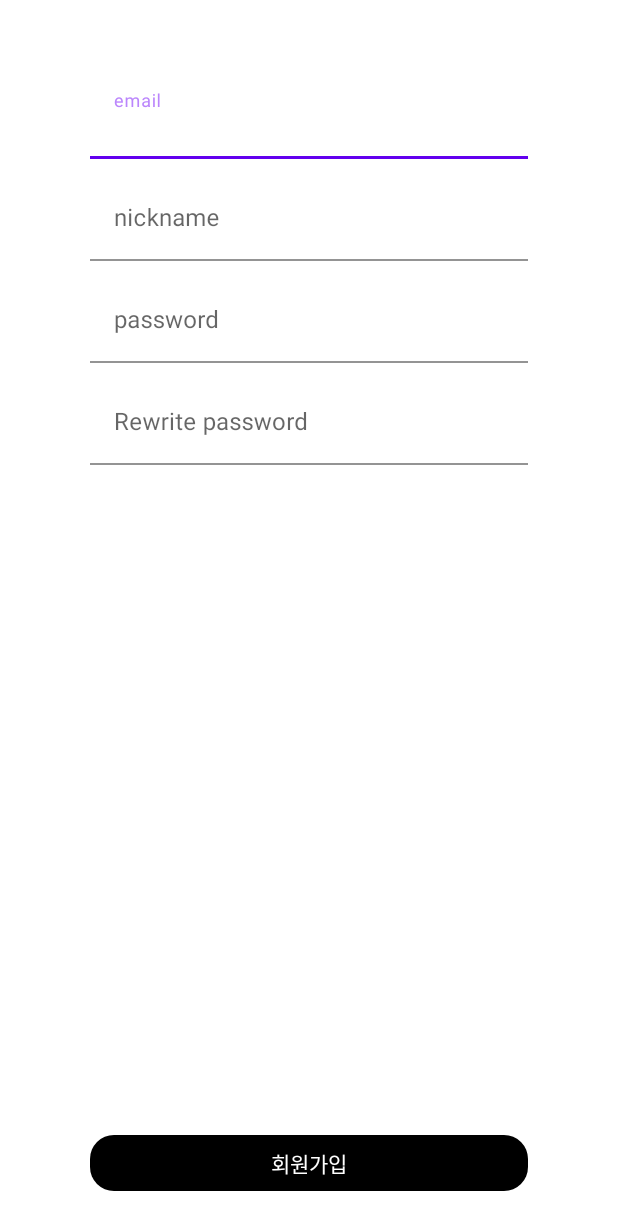
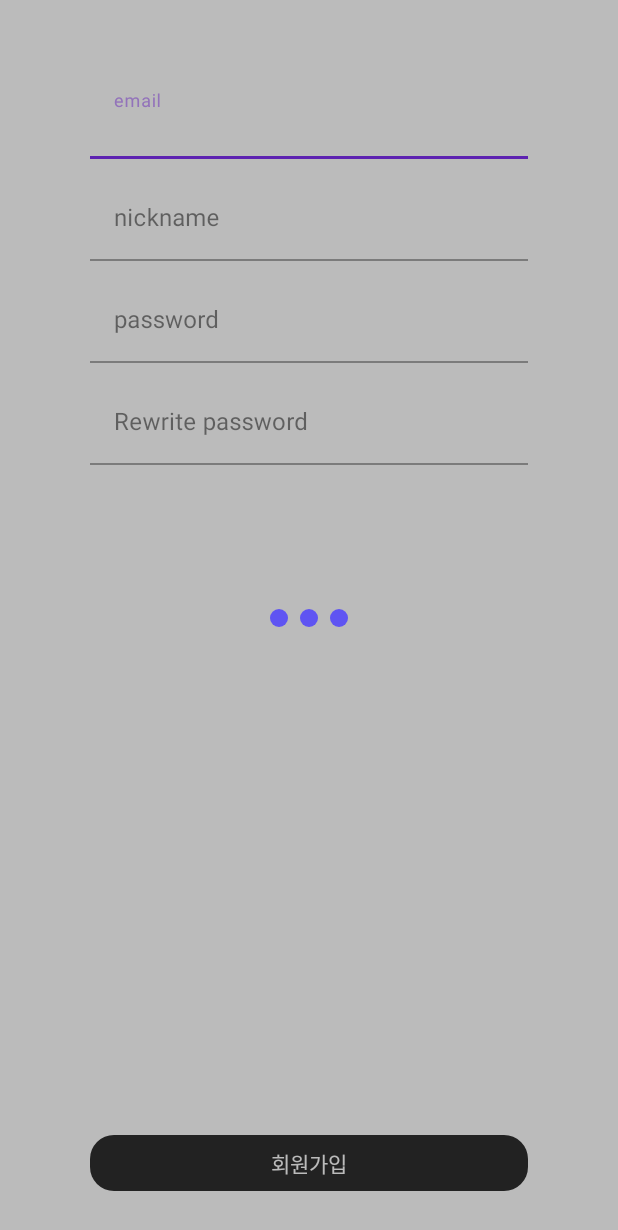
Before and after one commit to mkSpace/Todo-Android, an Android app: the layout fragment_sign_up.xml on its own in the app's theme, with its tools: preview values and no code run, on a phone screen of 412 x 824 dp. Shown: the top 1230 px of the screen. Run offline under Robolectric (Android 15) with nearby library versions, the phone set to English and light mode, and no system bars.

Commit message:
Create LoadingView

```diff
--- /dev/null
+++ b/app/src/main/java/com/funin/todo/customview/loadingview/LoadingIndicatorHelper.kt
@@ -0,0 +1,107 @@
+package com.funin.todo.customview.loadingview
+
+import android.animation.ValueAnimator
+import android.view.animation.Interpolator
+import androidx.annotation.Px
+import java.lang.Math.sin
+
+internal class LoadingIndicatorHelper(
+    count: Int = DEFAULT_INDICATOR_COUNT,
+    duration: Long = DEFAULT_DURATION,
+    delayBetweenIndicators: Long = DEFAULT_DELAY,
+    onUpdate: () -> Unit
+) {
+
+    private val animator get() = animators[0]
+
+    private val animators: List<ValueAnimator> = (0 until count)
+        .map { createValueAnimator(it, duration, delayBetweenIndicators, onUpdate) }
+
+    private fun createValueAnimator(
+        index: Int,
+        duration: Long = DEFAULT_DURATION,
+        delayBetweenIndicators: Long = DEFAULT_DELAY,
+        onUpdate: () -> Unit
+    ): ValueAnimator =
+        ValueAnimator.ofFloat(0f, 1f).apply {
+            this.duration = duration
+            interpolator = SineInterpolator()
+            repeatCount = ValueAnimator.INFINITE
+            repeatMode = ValueAnimator.RESTART
+            if (index == 0) {
+                addUpdateListener {
+                    animators.forEachIndexed { index, valueAnimator ->
+                        if (index != 0) {
+                            valueAnimator.currentPlayTime =
+                                currentPlayTime - delayBetweenIndicators * index
+                        }
+                    }
+                    onUpdate()
+                }
+            }
+        }
+
+    fun start() {
+        animator.start()
+    }
+
+    fun end() {
+        animator.end()
+    }
+
+    val isRunning: Boolean get() = animator.isRunning
+
+    fun startIfNotRunning() {
+        if (!isRunning) {
+            start()
+        }
+    }
+
+    fun draw(
+        @Px width: Int,
+        @Px height: Int,
+        @Px indicatorRadius: Float,
+        @Px indicatorPadding: Float,
+        block: (Float, Float) -> Unit
+    ) {
+        animators.forEachIndexed { index, animator ->
+            val (cx, cy) = computeCenterOfCircle(
+                animator = animator,
+                index = index,
+                measuredWidth = width,
+                measuredHeight = height,
+                radius = indicatorRadius,
+                indicatorPadding = indicatorPadding
+            )
+            block(cx, cy)
+        }
+    }
+
+    private class SineInterpolator : Interpolator {
+        override fun getInterpolation(input: Float): Float =
+            sin(input.toDouble() * Math.PI * 2.0).toFloat()
+    }
+
+    companion object {
+        const val DEFAULT_INDICATOR_COUNT = 3
+        const val DEFAULT_DURATION = 530L
+        const val DEFAULT_DELAY = 70L
+
+        fun computeCenterOfCircle(
+            animator: ValueAnimator,
+            index: Int,
+            measuredWidth: Int,
+            measuredHeight: Int,
+            radius: Float,
+            indicatorPadding: Float
+        ): Pair<Float, Float> {
+            val width = measuredWidth.toFloat()
+            val height = measuredHeight.toFloat()
+            val interpolation: Float = animator.animatedValue as Float
+            val padding: Float = indicatorPadding + radius * 2
+            val cx: Float = (width / 2) - padding + padding * index
+            val cy: Float = (height / 2) + (interpolation * radius)
+            return cx to cy
+        }
+    }
+}
--- /dev/null
+++ b/app/src/main/java/com/funin/todo/customview/loadingview/LoadingView.kt
@@ -0,0 +1,125 @@
+package com.funin.todo.customview.loadingview
+
+import android.content.Context
+import android.content.res.ColorStateList
+import android.graphics.Canvas
+import android.graphics.Paint
+import android.util.AttributeSet
+import android.view.View
+import androidx.annotation.ColorInt
+import androidx.annotation.Px
+import com.funin.todo.R
+import kotlin.math.min
+
+class LoadingView @JvmOverloads constructor(
+    context: Context,
+    attrs: AttributeSet? = null,
+    defStyleAttr: Int = R.attr.loadingViewStyle,
+    defStyleRes: Int = R.style.Widget_TodoComponent_LoadingView
+) : View(context, attrs, defStyleAttr) {
+
+    private val loadingIndicatorPaint: Paint = Paint()
+
+    @ColorInt
+    private val indicatorDefaultColor: Int = context.getColor(R.color.white)
+
+    private val loadingIndicatorHelper = LoadingIndicatorHelper { invalidate() }
+
+    @Px
+    var indicatorRadius: Int =
+        context.resources.getDimensionPixelSize(R.dimen.loading_view_indicator_radius_default)
+        set(value) {
+            field = value
+            requestLayout()
+            invalidate()
+        }
+
+    @Px
+    var indicatorPadding: Int =
+        context.resources.getDimensionPixelSize(R.dimen.loading_view_indicator_padding_default)
+        set(value) {
+            field = value
+            requestLayout()
+            invalidate()
+        }
+
+    var indicatorTint: ColorStateList? = null
+        set(value) {
+            field = value
+            invalidate()
+        }
+
+    init {
+        val a = context.obtainStyledAttributes(
+            attrs,
+            R.styleable.LoadingView,
+            defStyleAttr,
+            defStyleRes
+        )
+        indicatorRadius = a.getDimensionPixelSize(
+            R.styleable.LoadingView_indicatorRadius,
+            resources.getDimensionPixelSize(R.dimen.loading_view_indicator_radius_default)
+        )
+        indicatorPadding = a.getDimensionPixelSize(
+            R.styleable.LoadingView_indicatorPadding,
+            resources.getDimensionPixelSize(R.dimen.loading_view_indicator_padding_default)
+        )
+        indicatorTint = a.getColorStateList(R.styleable.LoadingView_indicatorTint)
+        a.recycle()
+
+        setWillNotDraw(false)
+    }
+
+    override fun onMeasure(widthMeasureSpec: Int, heightMeasureSpec: Int) {
+        setMeasuredDimension(
+            getSize(suggestedMinimumWidth, widthMeasureSpec),
+            getSize(suggestedMinimumHeight, heightMeasureSpec)
+        )
+    }
+
+    private fun getSize(size: Int, measureSpec: Int): Int {
+        val specMode = MeasureSpec.getMode(measureSpec)
+        val specSize = MeasureSpec.getSize(measureSpec)
+        return when (specMode) {
+            MeasureSpec.AT_MOST -> min(size, specSize)
+            MeasureSpec.EXACTLY -> specSize
+            else -> size
+        }
+    }
+
+    override fun getSuggestedMinimumWidth(): Int {
+        val widthOfThreeIndicator =
+            indicatorRadius * 2 * LoadingIndicatorHelper.DEFAULT_INDICATOR_COUNT
+        val innerPadding = indicatorPadding * (LoadingIndicatorHelper.DEFAULT_INDICATOR_COUNT - 1)
+        return widthOfThreeIndicator + innerPadding + paddingStart + paddingEnd
+    }
+
+    override fun getSuggestedMinimumHeight(): Int {
+        // Sine 함수 상에서 indicator radius를 고려한 최대 진폭
+        val animatedHeight = indicatorRadius * 4
+        return animatedHeight + paddingTop + paddingBottom
+    }
+
+    override fun onDraw(canvas: Canvas?) {
+        super.onDraw(canvas)
+        if (alpha <= 0 || canvas == null) {
+            loadingIndicatorHelper.end()
+            return
+        }
+
+        loadingIndicatorHelper.startIfNotRunning()
+
+        loadingIndicatorPaint.color =
+            indicatorTint?.getColorForState(drawableState, indicatorDefaultColor)
+                ?: indicatorDefaultColor
+
+        val radius = indicatorRadius.toFloat()
+        val padding = indicatorPadding.toFloat()
+        loadingIndicatorHelper.draw(
+            width = measuredWidth,
+            height = measuredHeight,
+            indicatorRadius = radius,
+            indicatorPadding = padding
+        ) { cx, cy -> canvas.drawCircle(cx, cy, radius, loadingIndicatorPaint) }
+    }
+}
--- /dev/null
+++ b/app/src/main/res/drawable/oval.xml
@@ -0,0 +1,5 @@
+<?xml version="1.0" encoding="utf-8"?>
+<shape xmlns:android="http://schemas.android.com/apk/res/android"
+    android:shape="oval">
+    <solid android:color="@color/white" />
+</shape>
--- a/app/src/main/res/layout/fragment_sign_up.xml
+++ b/app/src/main/res/layout/fragment_sign_up.xml
@@ -23,7 +23,7 @@
             android:layout_marginStart="60dp"
             android:layout_marginEnd="60dp"
             android:background="@android:color/transparent"
-            android:inputType="text" />
+            android:inputType="textEmailAddress" />
 
     </com.google.android.material.textfield.TextInputLayout>
 
@@ -67,7 +67,7 @@
             android:layout_marginStart="60dp"
             android:layout_marginEnd="60dp"
             android:background="@android:color/transparent"
-            android:inputType="text" />
+            android:inputType="textPassword" />
 
     </com.google.android.material.textfield.TextInputLayout>
 
@@ -89,7 +89,7 @@
             android:layout_marginStart="60dp"
             android:layout_marginEnd="60dp"
             android:background="@android:color/transparent"
-            android:inputType="text" />
+            android:inputType="textPassword" />
 
     </com.google.android.material.textfield.TextInputLayout>
 
@@ -110,4 +110,19 @@
         app:layout_constraintEnd_toEndOf="parent"
         app:layout_constraintStart_toStartOf="parent" />
 
+    <com.funin.todo.customview.loadingview.LoadingView
+        android:id="@+id/loadingView"
+        android:layout_width="0dp"
+        android:layout_height="0dp"
+        android:layout_gravity="center"
+        android:background="@color/loading_view_mask"
+        android:clickable="true"
+        android:focusable="true"
+        android:visibility="gone"
+        tools:visibility="visible"
+        app:layout_constraintStart_toStartOf="parent"
+        app:layout_constraintEnd_toEndOf="parent"
+        app:layout_constraintTop_toTopOf="parent"
+        app:layout_constraintBottom_toBottomOf="parent" />
+
 </androidx.constraintlayout.widget.ConstraintLayout>
--- /dev/null
+++ b/app/src/main/res/values/attrs.xml
@@ -0,0 +1,10 @@
+<?xml version="1.0" encoding="utf-8"?>
+<resources>
+    <attr name="loadingViewStyle" format="reference" />
+    <declare-styleable name="LoadingView">
+        <attr name="indicator" format="reference" />
+        <attr name="indicatorRadius" format="dimension" />
+        <attr name="indicatorPadding" format="dimension" />
+        <attr name="indicatorTint" format="color" />
+    </declare-styleable>
+</resources>
--- a/app/src/main/res/values/colors.xml
+++ b/app/src/main/res/values/colors.xml
@@ -9,4 +9,6 @@
     <color name="white">#FFFFFFFF</color>
     <color name="link">#0645AD</color>
     <color name="gray">#acacac</color>
+    <color name="primaryColor">#5F54F2</color>
+    <color name="loading_view_mask">#66565656</color>
 </resources>
--- /dev/null
+++ b/app/src/main/res/values/dimens.xml
@@ -0,0 +1,5 @@
+<?xml version="1.0" encoding="utf-8"?>
+<resources>
+    <dimen name="loading_view_indicator_radius_default">6dp</dimen>
+    <dimen name="loading_view_indicator_padding_default">8dp</dimen>
+</resources>
--- /dev/null
+++ b/app/src/main/res/values/styles.xml
@@ -0,0 +1,11 @@
+<?xml version="1.0" encoding="utf-8"?>
+<resources>
+    <style name="Widget.TodoComponent" parent="android:Widget" />
+
+    <style name="Widget.TodoComponent.LoadingView" parent="Widget.TodoComponent">
+        <item name="indicator">@drawable/oval</item>
+        <item name="indicatorTint">@color/primaryColor</item>
+        <item name="indicatorRadius">6dp</item>
+        <item name="indicatorPadding">8dp</item>
+    </style>
+</resources>
```
